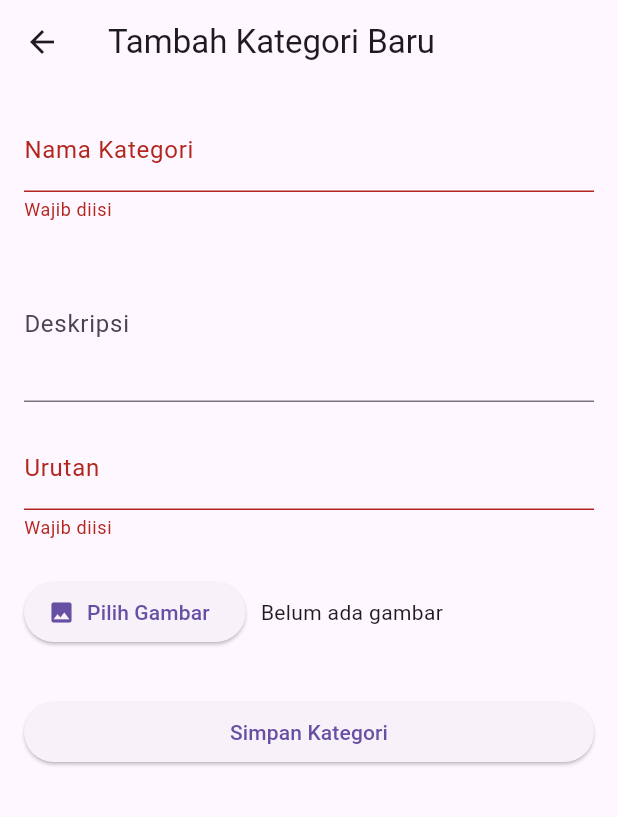
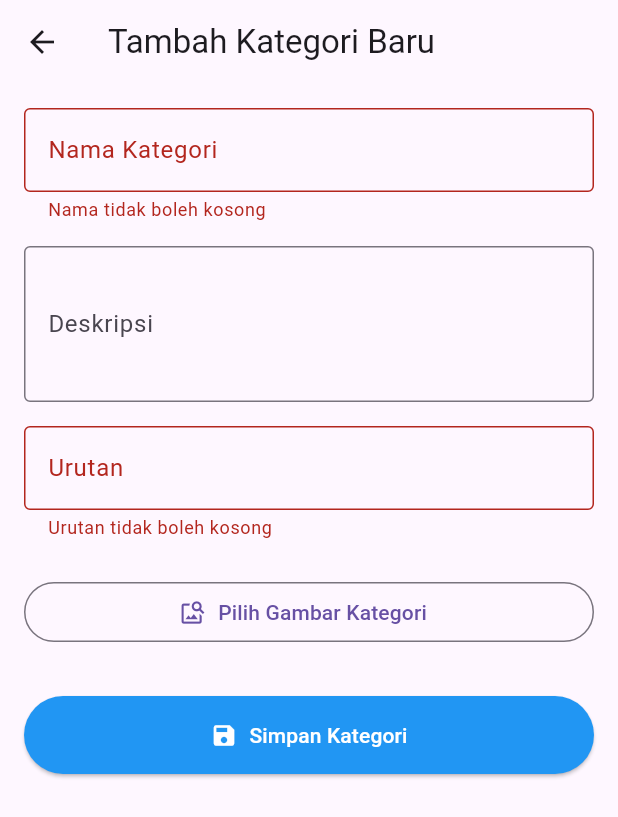
Before and after one commit to giant-paw/Gesturku_flutter, a Flutter app: the TambahKategoriPage screen opened directly, after a tap on "Simpan Kategori", on a phone screen of 412 x 824 dp. Shown: the top 817 px of the screen. Run offline on Flutter 3.47's test engine with Material 3 defaults, Android fonts, the phone set to English and light mode, and no system bars; our stand-ins replace bloc, equatable, flutter_bloc, flutter_secure_storage, image_picker, video_player; accounts and stored records are empty; network calls fail.

Commit message:
edit, tambah untuk admin

```diff
--- a/lib/bloc/edit_kategori/edit_kategori_event.dart
+++ b/lib/bloc/edit_kategori/edit_kategori_event.dart
@@ -1,8 +1,27 @@
 part of 'edit_kategori_bloc.dart';
 
-sealed class EditKategoriEvent extends Equatable {
+abstract class EditKategoriEvent extends Equatable {
   const EditKategoriEvent();
 
   @override
-  List<Object> get props => [];
+  List<Object?> get props => [];
 }
+
+class SimpanPerubahanKategori extends EditKategoriEvent {
+  final int kategoriId;
+  final String nama;
+  final String? deskripsi;
+  final int urutan;
+  final XFile? gambar;
+
+  const SimpanPerubahanKategori({
+    required this.kategoriId,
+    required this.nama,
+    this.deskripsi,
+    required this.urutan,
+    this.gambar,
+  });
+
+  @override
+  List<Object?> get props => [kategoriId, nama, deskripsi, urutan, gambar];
+}
--- a/lib/models/kategori.dart
+++ b/lib/models/kategori.dart
@@ -5,12 +5,14 @@ class Kategori extends Equatable{
   final String nama;
   final String? deskripsi;
   final String? urlGambar;
+  final int urutan;
 
   const Kategori({
     required this.id,
     required this.nama,
     this.deskripsi,
     this.urlGambar,
+    required this.urutan,
   });
 
   factory Kategori.fromJson(Map<String, dynamic> json) {
@@ -19,6 +21,7 @@ class Kategori extends Equatable{
       nama: json['nama'],
       deskripsi: json['deskripsi'],
       urlGambar: json['url_gambar'],
+      urutan: json['urutan'] ?? 0,
     );
   }
 
--- a/lib/ui/admin/pages/tambah_kategori_page.dart
+++ b/lib/ui/admin/pages/tambah_kategori_page.dart
@@ -1,3 +1,4 @@
+import 'dart:io';
 import 'package:flutter/material.dart';
 import 'package:flutter_bloc/flutter_bloc.dart';
 import 'package:image_picker/image_picker.dart';
@@ -6,6 +7,7 @@ import '../../../repositories/kategori_repository.dart';
 
 class TambahKategoriPage extends StatefulWidget {
   const TambahKategoriPage({super.key});
+
   @override
   State<TambahKategoriPage> createState() => _TambahKategoriPageState();
 }
@@ -19,7 +21,10 @@ class _TambahKategoriPageState extends State<TambahKategoriPage> {
   final ImagePicker _picker = ImagePicker();
 
   Future<void> _pickImage() async {
-    final XFile? image = await _picker.pickImage(source: ImageSource.gallery);
+    final XFile? image = await _picker.pickImage(
+      source: ImageSource.gallery,
+      imageQuality: 80,
+    );
     if (image != null) {
       setState(() {
         _selectedImage = image;
@@ -28,12 +33,44 @@ class _TambahKategoriPageState extends State<TambahKategoriPage> {
   }
 
   @override
+  void dispose() {
+    _namaController.dispose();
+    _deskripsiController.dispose();
+    _urutanController.dispose();
+    super.dispose();
+  }
+
+  @override
   Widget build(BuildContext context) {
-    final kategoriRepo = RepositoryProvider.of<KategoriRepository>(context);
-
-    return Scaffold(
+    return BlocProvider(
+      create:
+          (context) => TambahKategoriBloc(
+            kategoriRepository: RepositoryProvider.of<KategoriRepository>(
+              context,
+            ),
+          ),
+      child: Scaffold(
         appBar: AppBar(title: const Text('Tambah Kategori Baru')),
-      body: Form(
+        body: BlocListener<TambahKategoriBloc, TambahKategoriState>(
+          listener: (context, state) {
+            if (state is TambahKategoriSukses) {
+              ScaffoldMessenger.of(context).showSnackBar(
+                const SnackBar(
+                  content: Text('Kategori baru berhasil ditambahkan!'),
+                  backgroundColor: Colors.green,
+                ),
+              );
+              Navigator.of(context).pop(true);
+            } else if (state is TambahKategoriError) {
+              ScaffoldMessenger.of(context).showSnackBar(
+                SnackBar(
+                  content: Text('Gagal: ${state.message}'),
+                  backgroundColor: Colors.red,
+                ),
+              );
+            }
+          },
+          child: Form(
             key: _formKey,
             child: SingleChildScrollView(
               padding: const EdgeInsets.all(16.0),
@@ -42,71 +79,92 @@ class _TambahKategoriPageState extends State<TambahKategoriPage> {
                 children: [
                   TextFormField(
                     controller: _namaController,
-                decoration: const InputDecoration(labelText: 'Nama Kategori'),
-                validator: (v) => v!.isEmpty ? 'Wajib diisi' : null,
+                    decoration: const InputDecoration(
+                      labelText: 'Nama Kategori',
+                      border: OutlineInputBorder(),
+                    ),
+                    validator:
+                        (value) =>
+                            value == null || value.isEmpty
+                                ? 'Nama tidak boleh kosong'
+                                : null,
                   ),
                   const SizedBox(height: 16),
                   TextFormField(
                     controller: _deskripsiController,
-                decoration: const InputDecoration(labelText: 'Deskripsi'),
+                    decoration: const InputDecoration(
+                      labelText: 'Deskripsi',
+                      border: OutlineInputBorder(),
+                    ),
                     maxLines: 3,
                   ),
                   const SizedBox(height: 16),
                   TextFormField(
                     controller: _urutanController,
-                decoration: const InputDecoration(labelText: 'Urutan'),
+                    decoration: const InputDecoration(
+                      labelText: 'Urutan',
+                      border: OutlineInputBorder(),
+                    ),
                     keyboardType: TextInputType.number,
-                validator: (v) => v!.isEmpty ? 'Wajib diisi' : null,
+                    validator:
+                        (value) =>
+                            value == null || value.isEmpty
+                                ? 'Urutan tidak boleh kosong'
+                                : null,
                   ),
                   const SizedBox(height: 24),
-              Row(
-                children: [
-                  ElevatedButton.icon(
+
+                  if (_selectedImage != null)
+                    Padding(
+                      padding: const EdgeInsets.only(bottom: 16.0),
+                      child: Image.file(
+                        File(_selectedImage!.path),
+                        height: 150,
+                      ),
+                    ),
+
+                  OutlinedButton.icon(
                     onPressed: _pickImage,
-                    icon: const Icon(Icons.image),
-                    label: const Text('Pilih Gambar'),
+                    icon: const Icon(Icons.image_search),
+                    label: Text(
+                      _selectedImage == null
+                          ? 'Pilih Gambar Kategori'
+                          : 'Ganti Gambar',
                     ),
-                  const SizedBox(width: 10),
-                  Expanded(
-                    child: Text(_selectedImage?.name ?? 'Belum ada gambar'),
-                  ),
-                ],
                   ),
                   const SizedBox(height: 32),
-              ElevatedButton(
-                onPressed: () async {
+
+                  BlocBuilder<TambahKategoriBloc, TambahKategoriState>(
+                    builder: (context, state) {
+                      if (state is TambahKategoriLoading) {
+                        return const Center(child: CircularProgressIndicator());
+                      }
+                      return ElevatedButton.icon(
+                        style: ElevatedButton.styleFrom(
+                          padding: const EdgeInsets.symmetric(vertical: 16),
+                          backgroundColor: Colors.blue,
+                          foregroundColor: Colors.white,
+                        ),
+                        onPressed: () {
                           if (_formKey.currentState!.validate()) {
-                    try {
-                      await kategoriRepo.tambahKategori(
+                            context.read<TambahKategoriBloc>().add(
+                              SimpanKategoriBaru(
                                 nama: _namaController.text,
                                 deskripsi: _deskripsiController.text,
                                 urutan: int.parse(_urutanController.text),
                                 gambar: _selectedImage,
-                      );
-                      if (mounted) {
-                        ScaffoldMessenger.of(context).showSnackBar(
-                          const SnackBar(
-                            content: Text('Kategori berhasil ditambah'),
-                            backgroundColor: Colors.green,
-                          ),
-                        );
-                        Navigator.of(context).pop(true);
-                      }
-                    } catch (e) {
-                      if (mounted) {
-                        ScaffoldMessenger.of(context).showSnackBar(
-                          SnackBar(
-                            content: Text('Gagal: ${e.toString()}'),
-                            backgroundColor: Colors.red,
                               ),
                             );
                           }
-                    }
-                  }
                         },
-                child: const Text('Simpan Kategori'),
+                        icon: const Icon(Icons.save),
+                        label: const Text('Simpan Kategori'),
+                      );
+                    },
                   ),
                 ],
+              ),
+            ),
           ),
         ),
       ),
```
Also changed, not shown: lib/bloc/edit_kategori/edit_kategori_bloc.dart (+26 -4 lines), lib/bloc/edit_kategori/edit_kategori_state.dart (+15 -2 lines), lib/ui/admin/pages/edit_kategori_page.dart (added, +154 -0 lines), lib/ui/admin/pages/kelola_kategori_page.dart (+55 -4 lines). Lines whose indentation alone changed are shown as unchanged.
